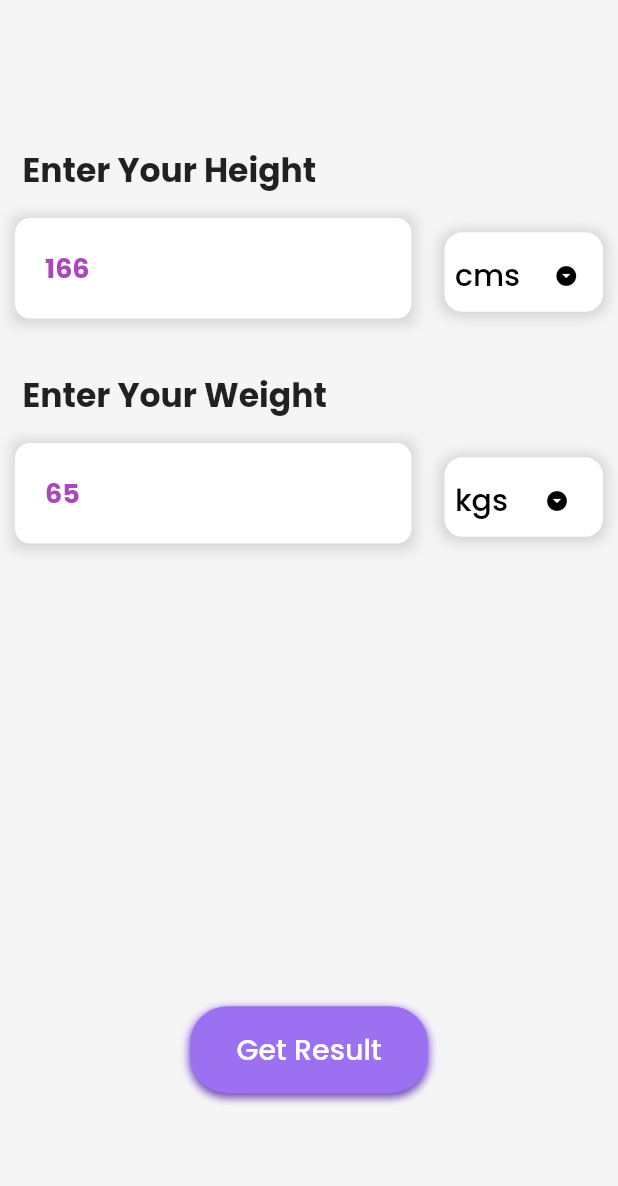
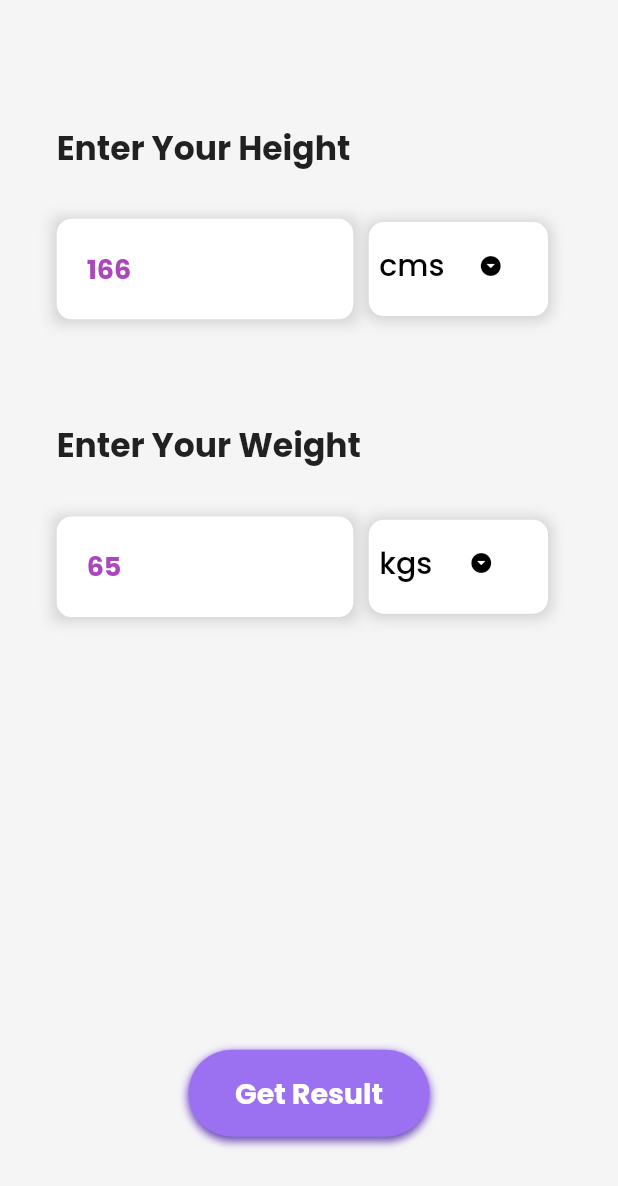
Before and after one commit to nikhil-RGB/BMI-calculator, a Flutter app: the InputPage screen opened directly, on a phone screen of 412 x 824 dp. Shown: the top 1186 px of the screen. Run offline on Flutter 3.47's test engine with Material 2 defaults, Android fonts, the phone set to English and light mode, and no system bars; our stand-ins replace google_fonts, logger.

Commit message:
💄Improve InputPage UI

```diff
--- a/lib/pages/InputPage.dart
+++ b/lib/pages/InputPage.dart
@@ -29,69 +29,68 @@ class _InputPageState extends State<InputPage> {
         backgroundColor: Colors.grey.shade100,
         body: Column(
           children: [
-            Form(
+            Center(
+              child: Form(
                 key: _formKeynum,
-              child:
-                  Column(mainAxisAlignment: MainAxisAlignment.start, children: [
-                SizedBox(height: MediaQuery.of(context).size.height * 0.1),
+                child: Column(
+                    mainAxisAlignment: MainAxisAlignment.start,
+                    children: [
+                      SizedBox(
+                          height: MediaQuery.of(context).size.height * 0.1),
+                      Row(
+                        children: [
                           Padding(
-                  padding: const EdgeInsets.all(15.0),
-                  child: Row(
-                    children: [
-                      Text(
+                            padding: EdgeInsets.only(
+                                left:
+                                    MediaQuery.of(context).size.width * 0.0917),
+                            child: Text(
                               "Enter Your Height",
                               style: GoogleFonts.poppins(
                                   fontSize: 22, fontWeight: FontWeight.bold),
                             ),
+                          ),
                           SizedBox(
-                        width: MediaQuery.of(context).size.width * 0.35,
+                            width: MediaQuery.of(context).size.width * 0.41,
                           )
                         ],
                       ),
-                ),
-                // SizedBox(height: MediaQuery.of(context).size.height * 0.03),
+                      SizedBox(
+                          height: MediaQuery.of(context).size.height * 0.037),
                       Row(
                         children: [
-                    Expanded(
-                      flex: 5,
-                      child: Padding(
-                        padding: const EdgeInsets.only(
-                            left: 10, right: 20, bottom: 20),
-                        child: inputField(title: "Input Height", ctx: height),
-                      ),
-                    ),
-                    Expanded(flex: 2, child: createDropDown(height_modes)),
+                          inputField(title: "Input Height", ctx: height),
+                          createDropDown(height_modes),
                         ],
                       ),
+                      SizedBox(
+                          height: MediaQuery.of(context).size.height * 0.0825),
+                      Row(
+                        children: [
                           Padding(
-                  padding: const EdgeInsets.all(15.0),
-                  child: Row(
-                    children: [
-                      Text(
+                            padding: EdgeInsets.only(
+                                left:
+                                    MediaQuery.of(context).size.width * 0.0917),
+                            child: Text(
                               "Enter Your Weight",
                               style: GoogleFonts.poppins(
                                   fontSize: 22, fontWeight: FontWeight.bold),
                             ),
+                          ),
                           SizedBox(
-                        width: MediaQuery.of(context).size.width * 0.35,
+                            width: MediaQuery.of(context).size.width * 0.417,
                           ),
                         ],
                       ),
-                ),
+                      SizedBox(
+                          height: MediaQuery.of(context).size.height * 0.037),
                       Row(
                         children: [
-                    Expanded(
-                      flex: 5,
-                      child: Padding(
-                        padding: const EdgeInsets.only(
-                            left: 10, right: 20, bottom: 20),
-                        child: inputField(title: "Input Weight", ctx: weight),
-                      ),
-                    ),
-                    Expanded(flex: 2, child: createDropDown(weight_modes)),
+                          inputField(title: "Input Weight", ctx: weight),
+                          createDropDown(weight_modes),
                         ],
                       ),
                     ]),
+              ),
             ),
             SizedBox(
               height: MediaQuery.of(context).size.height * 0.35,
@@ -106,6 +105,8 @@ class _InputPageState extends State<InputPage> {
   Container inputField(
       {required String title, required TextEditingController ctx}) {
     return Container(
+      width: MediaQuery.of(context).size.width * 0.48,
+      margin: EdgeInsets.only(left: MediaQuery.of(context).size.width * 0.0917),
       decoration: BoxDecoration(
         boxShadow: [
           BoxShadow(
@@ -173,9 +174,11 @@ class _InputPageState extends State<InputPage> {
     bool isweight = (modes[0] == "kgs");
 
     return Container(
+      width: MediaQuery.of(context).size.width * 0.29,
+      height: MediaQuery.of(context).size.height * 0.076,
       decoration: BoxDecoration(
         color: Colors.white,
-        borderRadius: BorderRadius.circular(12),
+        borderRadius: BorderRadius.circular(10),
         boxShadow: [
           BoxShadow(
             color: Colors.grey.withOpacity(0.4),
@@ -185,8 +188,14 @@ class _InputPageState extends State<InputPage> {
           )
         ],
       ),
-      padding: const EdgeInsets.only(top: 5, bottom: 0, left: 7, right: 5),
-      margin: const EdgeInsets.only(left: 2, right: 10, bottom: 15),
+      padding: const EdgeInsets.only(
+        left: 7,
+        top: 5,
+      ),
+      margin: EdgeInsets.only(
+        left: MediaQuery.of(context).size.width * 0.025,
+        right: MediaQuery.of(context).size.width * 0.097,
+      ),
       child: DropdownButton(
         underline: Container(
           height: 0,
@@ -234,7 +243,7 @@ class _InputPageState extends State<InputPage> {
   Container generateOkButton() {
     return Container(
       decoration: BoxDecoration(
-        borderRadius: BorderRadius.circular(25),
+        borderRadius: BorderRadius.circular(50),
         boxShadow: const [
           BoxShadow(
             color: Color(0xFF9B71F1),
@@ -250,7 +259,7 @@ class _InputPageState extends State<InputPage> {
               shape: RoundedRectangleBorder(
                   side: BorderSide.none,
                   // border radius
-                  borderRadius: BorderRadius.circular(25))),
+                  borderRadius: BorderRadius.circular(50))),
           onPressed: () {
             if (_formKeynum.currentState!.validate()) {
               double bmi = calculateBMI();
@@ -264,7 +273,10 @@ class _InputPageState extends State<InputPage> {
             padding: const EdgeInsets.all(15.0),
             child: Text(
               "Get Result",
-              style: GoogleFonts.poppins(color: Colors.white, fontSize: 19),
+              style: GoogleFonts.poppins(
+                  color: Colors.white,
+                  fontSize: 19,
+                  fontWeight: FontWeight.bold),
             ),
           )),
     );
```
Lines whose indentation alone changed are shown as unchanged.
